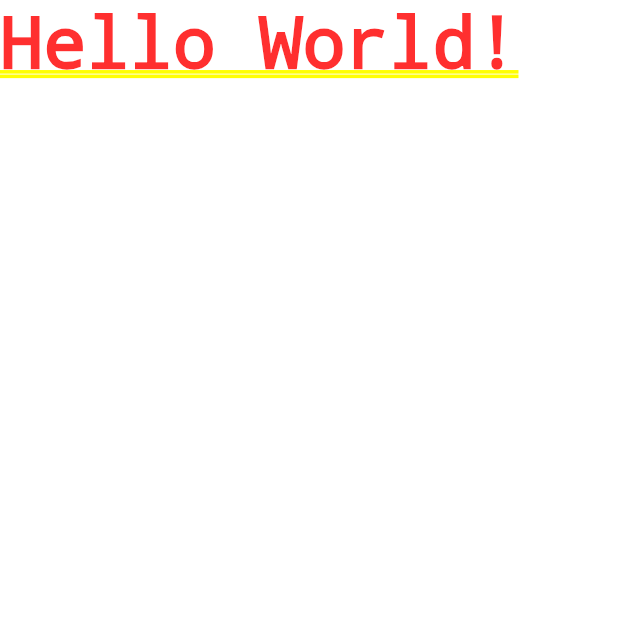
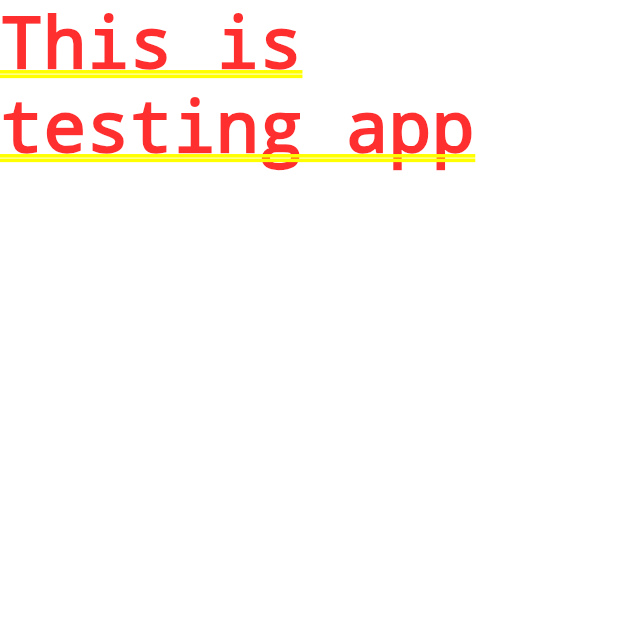
Before and after one commit to Shahab603/dice_app, a Flutter app: the screen it shows after launch, on a phone screen of 412 x 824 dp, the top half of it. Run offline on Flutter 3.47's test engine with Material 2 defaults, Android fonts, the phone set to English and light mode, and no system bars.

Commit message:
08 Understanding Const Values

```diff
--- a/lib/main.dart
+++ b/lib/main.dart
@@ -2,6 +2,6 @@ import 'package:flutter/material.dart';
 
 void main() {
   runApp(const MaterialApp(
-    home: Text('Hello World!'),
+    home: Text('This is testing app'),
   ));
 }
```
Also changed, not shown: 1 other file.
